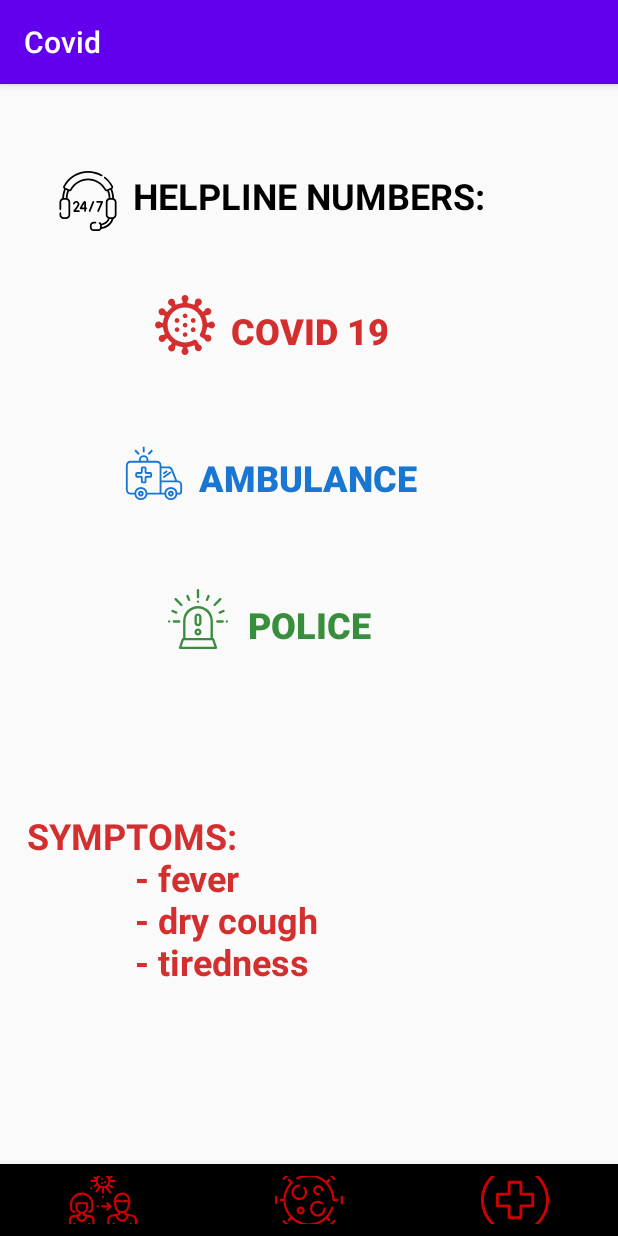
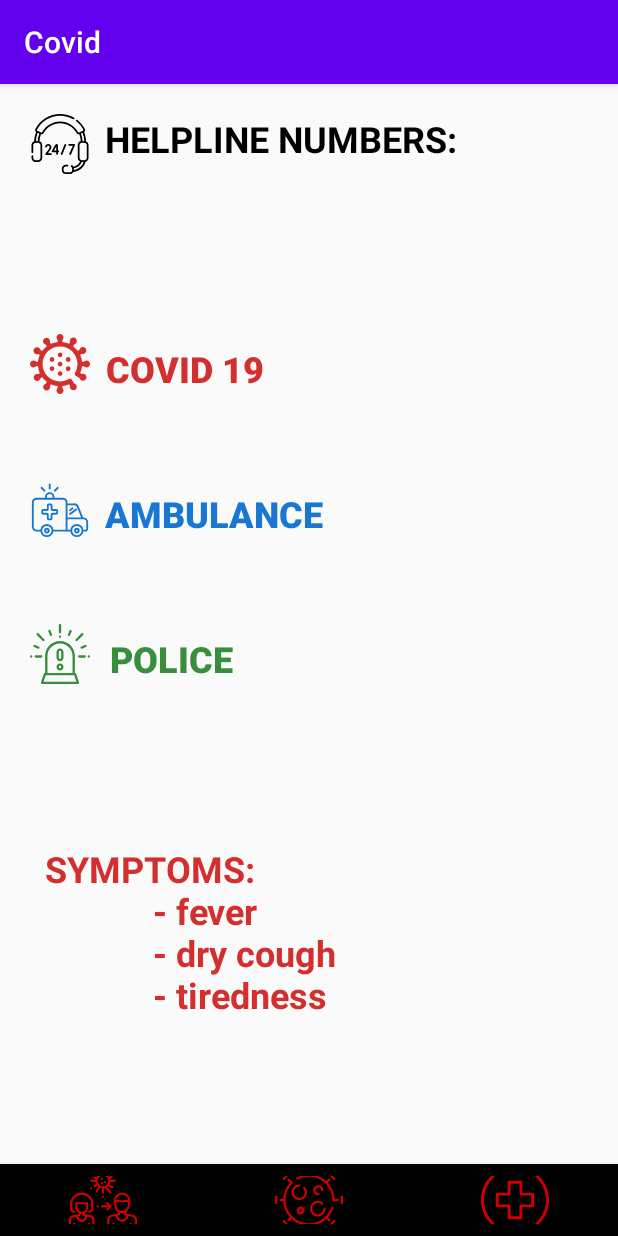
Before and after one commit to abhishek-yadav-aps/Covid-19-Tracker, an Android app: the fragment RightFragment placed in its activity, on a phone screen of 412 x 824 dp. Run offline under Robolectric (Android 15) with nearby library versions, the phone set to English and light mode, and no system bars; network calls fail; 1 statement that could not run was skipped.

Commit message:
app icon changed

```diff
--- a/app/src/main/AndroidManifest.xml
+++ b/app/src/main/AndroidManifest.xml
@@ -8,9 +8,9 @@
 
     <application
         android:allowBackup="true"
-        android:icon="@mipmap/ic_launcher"
+        android:icon="@mipmap/avatar"
         android:label="@string/app_name"
-        android:roundIcon="@mipmap/ic_launcher_round"
+        android:roundIcon="@mipmap/avatar"
         android:supportsRtl="true"
         android:theme="@style/AppTheme">
         <activity android:name=".FirstActivity">
--- a/app/src/main/java/com/example/covid/RightFragment.kt
+++ b/app/src/main/java/com/example/covid/RightFragment.kt
@@ -33,7 +33,7 @@ class RightFragment : Fragment() {
         }
         ambulanceTv.setOnClickListener {
             val callIntent = Intent(Intent.ACTION_VIEW)
-            callIntent.data = Uri.parse("tel:102")
+            callIntent.data = Uri.parse("tel:108")
             startActivity(callIntent)
         }
         policeTv.setOnClickListener {
--- a/app/src/main/res/layout/fragment_right.xml
+++ b/app/src/main/res/layout/fragment_right.xml
@@ -1,31 +1,39 @@
 <?xml version="1.0" encoding="utf-8"?>
-<RelativeLayout xmlns:android="http://schemas.android.com/apk/res/android"
+<LinearLayout xmlns:android="http://schemas.android.com/apk/res/android"
     xmlns:tools="http://schemas.android.com/tools"
     android:layout_width="match_parent"
     android:layout_height="match_parent"
     tools:context=".RightFragment"
-    android:padding="8dp">
+    android:padding="20dp"
+    android:orientation="vertical">
+    <LinearLayout
+        android:layout_width="match_parent"
+        android:layout_height="0dp"
+        android:layout_weight="1"
+        android:orientation="horizontal">
     <ImageView
         android:layout_width="40dp"
         android:layout_height="40dp"
-        android:layout_toLeftOf="@id/helplineTv"
         android:layout_marginRight="10dp"
         android:src="@drawable/ic_electronics"
-        android:layout_centerHorizontal="true"
-        android:layout_marginTop="50dp"
         android:tint="@android:color/black"/>
     <TextView
-        android:layout_width="wrap_content"
-        android:layout_height="wrap_content"
+        android:layout_width="match_parent"
+        android:layout_height="match_parent"
         android:textSize="24sp"
         android:text="HELPLINE NUMBERS:"
         android:textAllCaps="true"
         android:textStyle="bold"
         android:textColor="@android:color/black"
-        android:layout_centerHorizontal="true"
-        android:layout_marginTop="50dp"
         android:id="@+id/helplineTv"
         />
+    </LinearLayout>
+    <LinearLayout
+        android:layout_width="match_parent"
+        android:layout_height="0dp"
+        android:layout_weight="1"
+        android:orientation="horizontal"
+        >
     <ImageView
         android:layout_width="40dp"
         android:layout_height="40dp"
@@ -34,7 +42,8 @@
         android:src="@drawable/ic_virus"
         android:layout_marginTop="50dp"
         android:layout_marginRight="10dp"
-        android:tint="@color/dark_red"/>
+        android:tint="@color/dark_red"
+        />
 
     <Button
         android:layout_width="wrap_content"
@@ -53,6 +62,12 @@
         android:shadowColor="@android:color/white"
         android:elevation="0dp"
         />
+    </LinearLayout>
+    <LinearLayout
+        android:layout_width="match_parent"
+        android:layout_height="0dp"
+        android:layout_weight="1"
+        android:orientation="horizontal">
     <ImageView
     android:layout_width="40dp"
     android:layout_height="40dp"
@@ -80,6 +95,12 @@
         android:shadowColor="@android:color/white"
         android:elevation="0dp"
         />
+    </LinearLayout>
+    <LinearLayout
+        android:layout_width="match_parent"
+        android:layout_height="0dp"
+        android:layout_weight="1"
+        android:orientation="horizontal">
     <ImageView
         android:layout_width="40dp"
         android:layout_height="40dp"
@@ -107,9 +128,11 @@
         android:shadowColor="@android:color/white"
         android:elevation="0dp"
         />
+    </LinearLayout>
     <TextView
         android:layout_width="wrap_content"
-        android:layout_height="wrap_content"
+        android:layout_height="0dp"
+        android:layout_weight="2"
         android:textSize="24sp"
         android:text="SYMPTOMS:\n            - fever\n            - dry cough\n
            - tiredness"
@@ -119,4 +142,4 @@
         android:layout_marginTop="100dp"
         android:id="@+id/symptomsTv"
         android:layout_below="@id/policeTv"/>
-</RelativeLayout>
+</LinearLayout>
```
Also changed, not shown: app/src/main/res/drawable/ic_appicon.xml (added, +45 -0 lines), app/src/main/res/mipmap-xxxhdpi/avatar.png (added).
